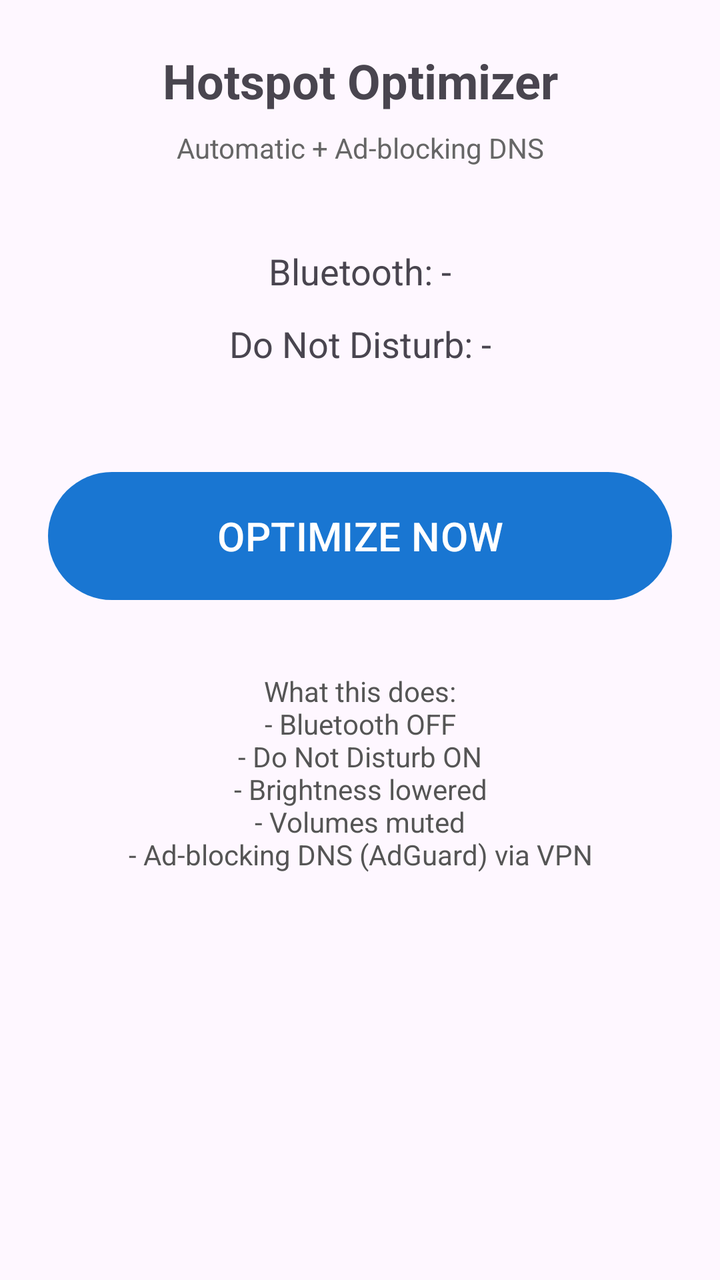
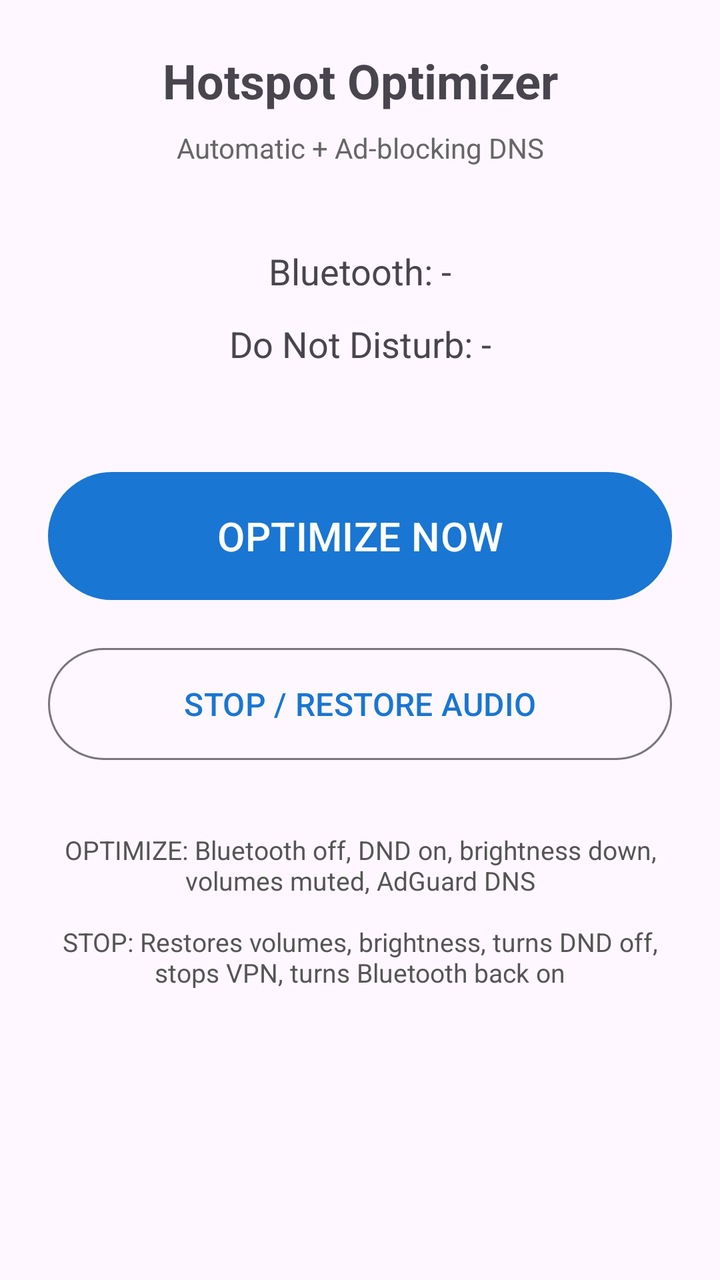

An Android layout rendered at two revisions. The XML below is the earlier revision; the diff shows what the commit changed to produce the second picture.
<!-- AndroidManifest.xml: application theme Theme.HotspotOptimizer -->
<!-- res/layout/activity_main.xml -->
<?xml version="1.0" encoding="utf-8"?>
<LinearLayout
    xmlns:android="http://schemas.android.com/apk/res/android"
    android:layout_width="match_parent"
    android:layout_height="match_parent"
    android:orientation="vertical"
    android:padding="24dp"
    android:gravity="center_horizontal">

    <TextView
        android:layout_width="match_parent"
        android:layout_height="wrap_content"
        android:text="Hotspot Optimizer"
        android:textSize="24sp"
        android:textStyle="bold"
        android:gravity="center" />

    <TextView
        android:layout_width="match_parent"
        android:layout_height="wrap_content"
        android:layout_marginTop="8dp"
        android:text="Automatic + Ad-blocking DNS"
        android:textSize="14sp"
        android:gravity="center"
        android:textColor="#666666" />

    <TextView
        android:id="@+id/tvBluetoothStatus"
        android:layout_width="match_parent"
        android:layout_height="wrap_content"
        android:layout_marginTop="40dp"
        android:text="Bluetooth: -"
        android:textSize="18sp"
        android:gravity="center" />

    <TextView
        android:id="@+id/tvDndStatus"
        android:layout_width="match_parent"
        android:layout_height="wrap_content"
        android:layout_marginTop="12dp"
        android:text="Do Not Disturb: -"
        android:textSize="18sp"
        android:gravity="center" />

    <com.google.android.material.button.MaterialButton
        android:id="@+id/btnOptimize"
        android:layout_width="match_parent"
        android:layout_height="72dp"
        android:layout_marginTop="48dp"
        android:text="OPTIMIZE NOW"
        android:textSize="20sp" />

    <TextView
        android:layout_width="match_parent"
        android:layout_height="wrap_content"
        android:layout_marginTop="32dp"
        android:text="What this does:\n- Bluetooth OFF\n- Do Not Disturb ON\n- Brightness lowered\n- Volumes muted\n- Ad-blocking DNS (AdGuard) via VPN"
        android:textSize="14sp"
        android:gravity="center"
        android:textColor="#555555" />

</LinearLayout>
<!-- resources referenced by this layout -->
<resources>
  <style name="Theme.HotspotOptimizer" parent="Theme.Material3.DayNight.NoActionBar">
          <item name="colorPrimary">#1976D2</item>
          <item name="colorPrimaryContainer">#BBDEFB</item>
          <item name="colorOnPrimary">#FFFFFF</item>
      </style>
</resources>

<!-- the commit's change to res/layout/activity_main.xml (unified diff, before → after) -->
@@ -50,12 +50,21 @@
         android:text="OPTIMIZE NOW"
         android:textSize="20sp" />
 
+    <com.google.android.material.button.MaterialButton
+        android:id="@+id/btnStop"
+        style="@style/Widget.Material3.Button.OutlinedButton"
+        android:layout_width="match_parent"
+        android:layout_height="64dp"
+        android:layout_marginTop="16dp"
+        android:text="STOP / RESTORE AUDIO"
+        android:textSize="16sp" />
+
     <TextView
         android:layout_width="match_parent"
         android:layout_height="wrap_content"
         android:layout_marginTop="32dp"
-        android:text="What this does:\n- Bluetooth OFF\n- Do Not Disturb ON\n- Brightness lowered\n- Volumes muted\n- Ad-blocking DNS (AdGuard) via VPN"
-        android:textSize="14sp"
+        android:text="OPTIMIZE: Bluetooth off, DND on, brightness down, volumes muted, AdGuard DNS\n\nSTOP: Restores volumes, brightness, turns DND off, stops VPN, turns Bluetooth back on"
+        android:textSize="13sp"
         android:gravity="center"
         android:textColor="#555555" />
 
